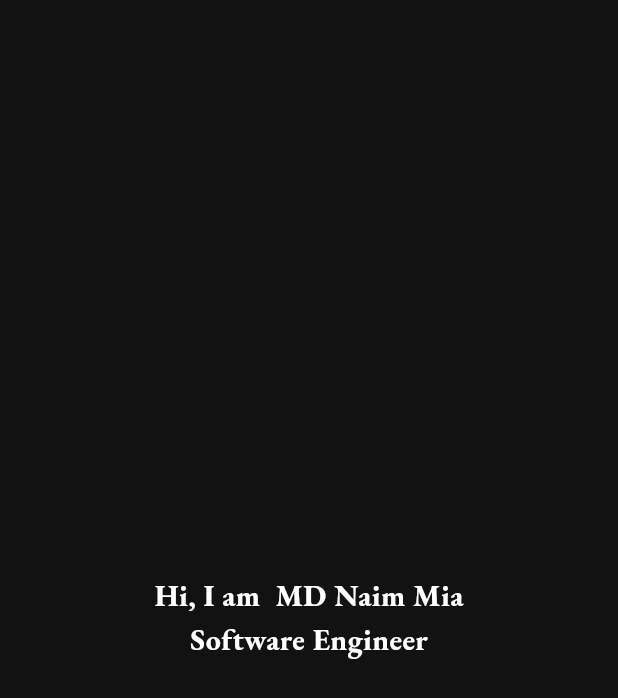
After one commit to naimulhassan2001/Portfolio, a Flutter app: the first screen one second after launch, on a phone screen of 412 x 824 dp. The commit adds this screen. Shown: the top 698 px of the screen. Run offline on Flutter 3.47's test engine with Material 3 defaults, Android fonts, the phone set to English and light mode, and no system bars; our stand-ins replace animate_do, cached_network_image, font_awesome_flutter, get, google_fonts.

Commit message:
add animation

```diff
--- a/lib/main.dart
+++ b/lib/main.dart
@@ -1,13 +1,15 @@
 import 'package:flutter/material.dart';
 import 'package:get/get.dart';
 import 'package:portfolio/core/theme/light_theme.dart';
-import 'package:portfolio/core/route/app_routes.dart';
 import 'package:portfolio/core/dependency/dependency_injection.dart';
 import 'package:portfolio/utils/app_string.dart';
 import 'package:portfolio/view/screen/home/home_screen.dart';
+import 'package:portfolio/view/screen/splash/splash_screen.dart';
 
 init() async {
   try {
+    DependencyInjection dI = DependencyInjection();
+    dI.dependencies();
     await Future.wait([]);
   } catch (e) {
     debugPrint('Error loading preferences or environment variables: $e');
@@ -17,10 +19,7 @@ init() async {
 Future<void> main() async {
   WidgetsFlutterBinding.ensureInitialized();
 
-  DependencyInjection dI = DependencyInjection();
-  dI.dependencies();
   await init();
-
   runApp(const MyApp());
 }
 
@@ -34,7 +33,7 @@ class MyApp extends StatelessWidget {
         navigatorKey: Get.key,
         defaultTransition: Transition.fadeIn,
         theme: themeData,
-        transitionDuration: const Duration(milliseconds: 400),
-        home: HomeScreen(),
+        transitionDuration: const Duration(milliseconds: 300),
+        home: SplashScreen(),
       );
 }
--- a/lib/utils/app_string.dart
+++ b/lib/utils/app_string.dart
@@ -4,6 +4,7 @@ class AppString {
 
   static const String test = 'test';
   static const String greeting = 'Hi, I am ';
+  static const String softwareEngineer = 'Software Engineer';
   static const String aboutMeDetails =
       'I am a passionate Flutter developer who loves turning ideas into high-performing, visually stunning mobile apps. With expertise in Flutter and Dart, I build smooth, responsive, and scalable applications that deliver a seamless user experience. From UI design to API integration and full-cycle app development, I focus on writing clean, efficient code to bring creative visions to life. My goal is to craft fast, functional, and feature-rich apps that make an impact.';
   static const String contactMe = 'Contact Me';
--- a/lib/view/component/footer/footer.dart
+++ b/lib/view/component/footer/footer.dart
@@ -5,14 +5,13 @@ import 'package:google_fonts/google_fonts.dart';
 import 'package:portfolio/utils/app_colors.dart';
 import 'package:portfolio/utils/app_string.dart';
 import 'package:portfolio/utils/responsive.dart';
-import 'package:portfolio/view/component/text/common_text.dart';
 
 Widget footer() => Container(
       padding: EdgeInsets.all(20),
       child: Column(
         children: [
           FadeIn(
-            delay: Duration(milliseconds: 18600),
+            delay: Duration(milliseconds: 8000),
             duration: Duration(seconds: 3),
             child: Container(
               height: 4,
@@ -31,7 +30,7 @@ Widget footer() => Container(
 Widget designAndDevelopment() {
   return ElasticIn(
     duration: Duration(seconds: 3),
-    delay: Duration(milliseconds: 19500),
+    delay: Duration(milliseconds: 8200),
     child: Text.rich(TextSpan(children: [
       TextSpan(
         text: AppString.designAndDevelopment,
--- a/lib/view/component/header/header_item.dart
+++ b/lib/view/component/header/header_item.dart
@@ -1,4 +1,3 @@
-import 'package:animate_do/animate_do.dart';
 import 'package:flutter/material.dart';
 
 import 'package:portfolio/view/component/text/common_text.dart';
--- a/lib/view/screen/about/about_screen.dart
+++ b/lib/view/screen/about/about_screen.dart
@@ -11,7 +11,7 @@ Widget about() => Column(
       children: [
         20.height,
         HeartBeat(
-          delay: Duration(milliseconds: 13000),
+          delay: Duration(milliseconds: 4000),
           duration: Duration(seconds: 3),
           child: CommonText(
             text: AppString.aboutMe,
@@ -22,7 +22,7 @@ Widget about() => Column(
         ).start,
         16.height,
         FadeIn(
-          delay: Duration(milliseconds: 14000),
+          delay: Duration(milliseconds: 4200),
           duration: Duration(seconds: 3),
           child: CommonText(
             text: AppString.myDetails,
@@ -31,7 +31,7 @@ Widget about() => Column(
         ),
         32.height,
         FadeIn(
-          delay: Duration(milliseconds: 14500),
+          delay: Duration(milliseconds: 4500),
           duration: Duration(seconds: 3),
           child: Row(
             crossAxisAlignment: CrossAxisAlignment.center,
--- a/lib/view/screen/contact/contact_screen.dart
+++ b/lib/view/screen/contact/contact_screen.dart
@@ -18,7 +18,7 @@ class ContactScreen extends StatelessWidget {
     return Column(
       children: [
         HeartBeat(
-          delay: Duration(milliseconds: 15000),
+          delay: Duration(milliseconds: 4800),
           duration: Duration(seconds: 3),
           child: CommonText(
             text: AppString.contact,
--- a/lib/view/screen/contact/widgets/social_scetion.dart
+++ b/lib/view/screen/contact/widgets/social_scetion.dart
@@ -16,7 +16,7 @@ Widget socialScetion() {
     mainAxisAlignment: MainAxisAlignment.start,
     children: [
       FadeIn(
-        delay: Duration(milliseconds: 15500),
+        delay: Duration(milliseconds: 5000),
         duration: Duration(seconds: 3),
         child: CommonText(
           text: AppString.contactWithMe,
@@ -26,7 +26,7 @@ Widget socialScetion() {
         ).start,
       ),
       FadeIn(
-        delay: Duration(milliseconds: 16000),
+        delay: Duration(milliseconds: 5200),
         duration: Duration(seconds: 3),
         child: CommonText(
           text: AppString.contactDetails,
--- a/lib/view/screen/home/home_screen.dart
+++ b/lib/view/screen/home/home_screen.dart
@@ -31,7 +31,7 @@ class HomeScreen extends StatelessWidget {
               20.height,
               heroSection(),
               HeartBeat(
-                delay: Duration(milliseconds: 8000),
+                delay: Duration(milliseconds: 1600),
                 duration: Duration(seconds: 3),
                 child: CommonText(
                   text: AppString.project,
@@ -43,7 +43,7 @@ class HomeScreen extends StatelessWidget {
               ).start,
               projects(),
               HeartBeat(
-                delay: Duration(milliseconds: 10000),
+                delay: Duration(milliseconds: 2500),
                 duration: Duration(seconds: 3),
                 child: CommonText(
                   text: AppString.skills,
--- a/lib/view/screen/home/widgets/social_media_icons.dart
+++ b/lib/view/screen/home/widgets/social_media_icons.dart
@@ -50,7 +50,7 @@ class SocialIconsState extends State<SocialIcons> {
               onTap: () => OtherHelper.openUrl(link),
               borderRadius: BorderRadius.circular(50),
               child: ElasticIn(
-                delay: Duration(milliseconds: 16000 + (500 * index)),
+                delay: Duration(milliseconds: 5500 + (300 * index)),
                 duration: const Duration(seconds: 3),
                 child: MouseRegion(
                   onEnter: (_) {
--- a/lib/view/screen/project/project_screen.dart
+++ b/lib/view/screen/project/project_screen.dart
@@ -16,7 +16,7 @@ Widget projects() => GetBuilder<ProjectController>(
             mainAxisExtent: Resize.projectMainAxisExtent()),
         itemBuilder: (context, index) => ElasticIn(
             duration: Duration(seconds: 3),
-            delay: Duration(milliseconds: 8000 + (500 * index)),
+            delay: Duration(milliseconds: 1800 + (200 * index)),
             child: projectItem(controller.projects[index])),
       ),
     );
--- a/lib/view/screen/skills/skillsscreen.dart
+++ b/lib/view/screen/skills/skillsscreen.dart
@@ -61,7 +61,7 @@ class Skills extends StatelessWidget {
           itemBuilder: (context, index) {
             return Center(
               child: ElasticIn(
-                delay: Duration(milliseconds: 10500+ (500*index)),
+                delay: Duration(milliseconds: 2500+ (300*index)),
                 duration: Duration(seconds: 3),
                 child: TimelineCard(
                   item: timelineItems[index],
--- /dev/null
+++ b/lib/view/screen/splash/splash_screen.dart
@@ -0,0 +1,65 @@
+import 'package:animate_do/animate_do.dart';
+import 'package:flutter/material.dart';
+import 'package:get/get.dart';
+import 'package:portfolio/helpers/my_extension.dart';
+import 'package:portfolio/view/screen/home/home_screen.dart';
+
+import '../../../helpers/resize.dart';
+import '../../../utils/app_string.dart';
+import '../../component/text/common_text.dart';
+
+class SplashScreen extends StatefulWidget {
+  const SplashScreen({super.key});
+
+  @override
+  State<SplashScreen> createState() => _SplashScreenState();
+}
+
+class _SplashScreenState extends State<SplashScreen> {
+  @override
+  void initState() {
+    init();
+    super.initState();
+  }
+
+  init() {
+    Future.delayed(
+      Duration(milliseconds: 3000),
+      () => Navigator.push(
+        context,
+        MaterialPageRoute(builder: (context) => HomeScreen()),
+      ),
+    );
+  }
+
+  @override
+  Widget build(BuildContext context) {
+    return Scaffold(
+      body: SafeArea(
+          child: Column(
+        mainAxisAlignment: MainAxisAlignment.center,
+        crossAxisAlignment: CrossAxisAlignment.center,
+        children: [
+          ElasticIn(
+            delay: Duration(milliseconds: 100),
+            duration: Duration(seconds: 3),
+            child: CommonText(
+              text: '${AppString.greeting} ${AppString.myName}',
+              fontSize: Resize.homeMyNameTextSize(),
+              fontWeight: FontWeight.bold,
+            ),
+          ).center,
+          ElasticIn(
+            delay: Duration(milliseconds: 100),
+            duration: Duration(seconds: 3),
+            child: CommonText(
+              text: AppString.softwareEngineer,
+              fontSize: Resize.homeMyNameTextSize(),
+              fontWeight: FontWeight.bold,
+            ),
+          ),
+        ],
+      )),
+    );
+  }
+}
```
Also changed, not shown: lib/core/route/app_routes.dart (deleted, +0 -13 lines), lib/view/component/header/header.dart (+14 -20 lines), lib/view/component/other_widgets/common_loader.dart (deleted, +0 -15 lines), lib/view/component/other_widgets/item.dart (deleted, +0 -62 lines), lib/view/component/pop_up/common_pop_menu.dart (deleted, +0 -82 lines), lib/view/screen/contact/widgets/contact_form.dart (+12 -12 lines), lib/view/screen/home/widgets/end_drawer.dart (+0 -7 lines), lib/view/screen/home/widgets/hero_section.dart (+10 -10 lines).
